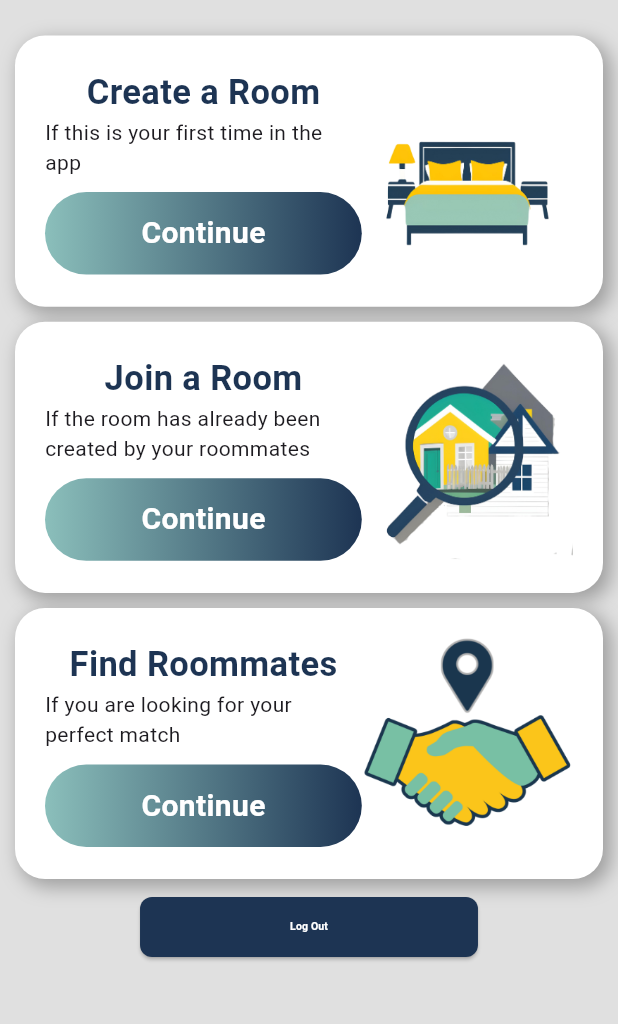
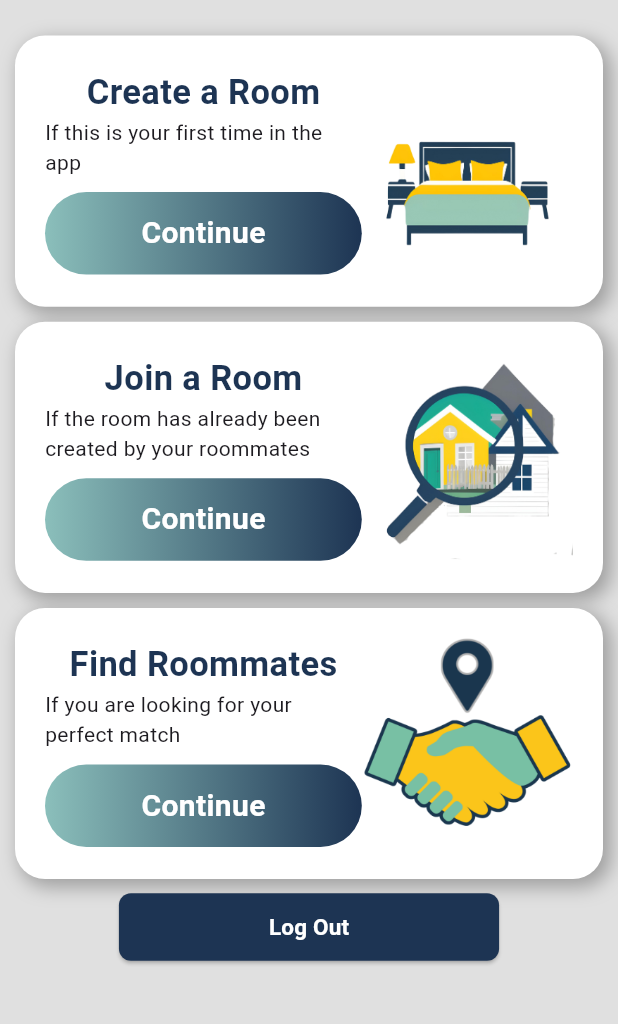
Before and after one commit to cammartinezx/RoomHub, a Flutter app: the OurHomeNewUser screen opened directly with empty values, on a phone screen of 412 x 824 dp, the part 167-1191 px from its top. Run offline on Flutter 3.47's test engine with Material 3 defaults, Android fonts, the phone set to English and light mode, and no system bars; our stand-ins replace animated_splash_screen, flutter_card_swiper, flutter_riverpod, fluttertoast, lottie; missing offline and left inert: amplify_auth_cognito, amplify_flutter, multiselect; network calls fail.

Commit message:
Updated logout sizing

```diff
--- a/flutter_frontend/lib/screens/home/home_new_user.dart
+++ b/flutter_frontend/lib/screens/home/home_new_user.dart
@@ -160,7 +160,7 @@ class _OurHomeNewUserState extends ConsumerState<OurHomeNewUser> {
                 style: TextStyle(
                     color: Colors.white,
                     fontWeight: FontWeight.bold,
-                    fontSize: 7.0),
+                    fontSize: 15.0),
               ),
             ),
           ],
```
